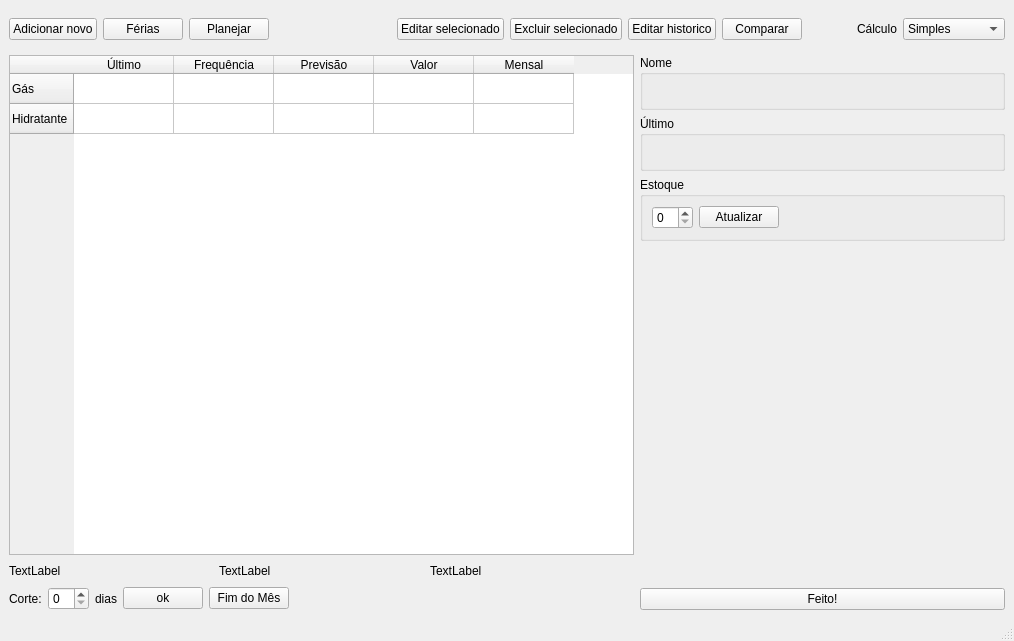
Above: ui/main.ui from vazerick/futuro before the change. Below: the same form after it.
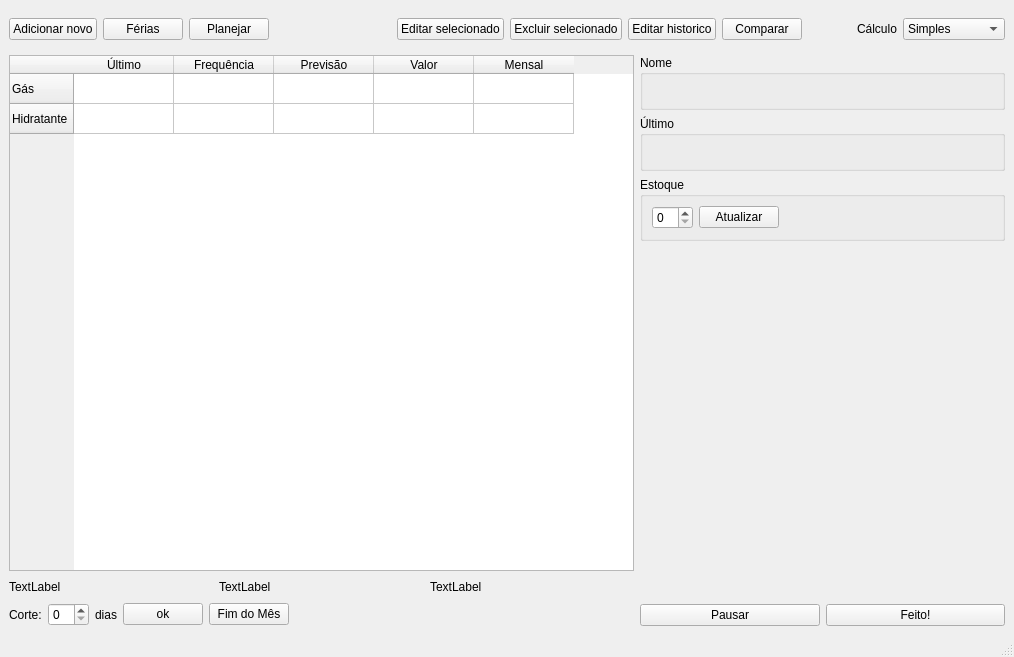
That is the form after the change. Custom widgets are drawn as their Qt base class.

Commit message: Função de pausar item

Diff of the .ui file:
```diff
--- a/ui/main.ui
+++ b/ui/main.ui
@@ -7,7 +7,7 @@
     <x>0</x>
     <y>0</y>
     <width>1014</width>
-    <height>622</height>
+    <height>657</height>
    </rect>
   </property>
   <property name="windowTitle">
@@ -150,7 +150,7 @@
      </layout>
     </item>
     <item>
-     <layout class="QHBoxLayout" name="horizontalLayout_9">
+     <layout class="QHBoxLayout" name="horizontalLayout_10">
       <item>
        <layout class="QVBoxLayout" name="verticalLayout_2">
         <item>
@@ -445,11 +445,22 @@
          </layout>
         </item>
         <item>
+         <layout class="QHBoxLayout" name="horizontalLayout_9">
+          <item>
+           <widget class="QPushButton" name="botaoPausa">
+            <property name="text">
+             <string>Pausar</string>
+            </property>
+           </widget>
+          </item>
+          <item>
          <widget class="QPushButton" name="botaoFeito">
           <property name="text">
            <string>Feito!</string>
           </property>
          </widget>
+          </item>
+         </layout>
         </item>
        </layout>
       </item>
```
Lines whose indentation alone changed are shown as unchanged. The commit also changes 6 other files.
